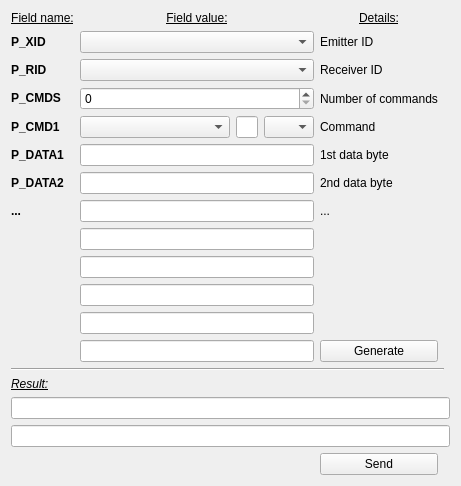
JFDuval/flexsea-plan, file ui/w_anycommand.ui: the form before one commit.
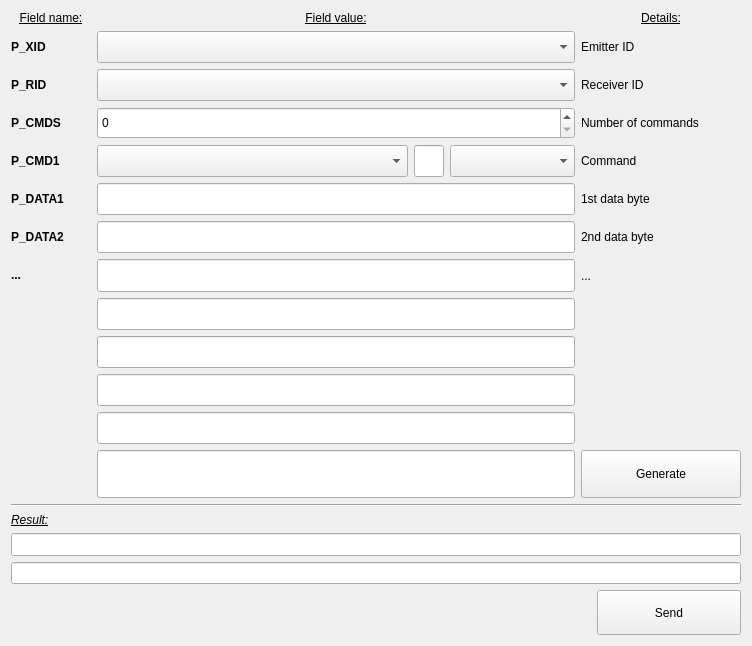
The form after the commit.

Commit message: UX fat fingers anycommand

```diff
--- a/ui/w_anycommand.ui
+++ b/ui/w_anycommand.ui
@@ -6,23 +6,40 @@
    <rect>
     <x>0</x>
     <y>0</y>
-    <width>461</width>
-    <height>466</height>
+    <width>752</width>
+    <height>646</height>
    </rect>
   </property>
   <property name="windowTitle">
    <string>Form</string>
   </property>
-  <layout class="QGridLayout" name="gridLayout">
-   <item row="15" column="4">
-    <widget class="QPushButton" name="pushButtonGenerate">
-     <property name="text">
-      <string>Generate</string>
-     </property>
-    </widget>
-   </item>
-   <item row="3" column="1" colspan="3">
-    <widget class="QSpinBox" name="spinBoxCMDS">
+  <layout class="QVBoxLayout" name="verticalLayout" stretch="4,0,1">
+   <item>
+    <layout class="QGridLayout" name="gridLayout_2" rowstretch="0,2,2,2,2,2,2,2,2,2,2,2,3" columnstretch="1,6,2">
+     <item row="6" column="1">
+      <widget class="QLineEdit" name="lineEditPData2">
+       <property name="sizePolicy">
+        <sizepolicy hsizetype="Preferred" vsizetype="Preferred">
+         <horstretch>0</horstretch>
+         <verstretch>0</verstretch>
+        </sizepolicy>
+       </property>
+       <property name="minimumSize">
+        <size>
+         <width>80</width>
+         <height>0</height>
+        </size>
+       </property>
+      </widget>
+     </item>
+     <item row="11" column="1">
+      <widget class="QLineEdit" name="lineEditPData7">
+       <property name="sizePolicy">
+        <sizepolicy hsizetype="Preferred" vsizetype="Preferred">
+         <horstretch>0</horstretch>
+         <verstretch>0</verstretch>
+        </sizepolicy>
+       </property>
      <property name="minimumSize">
       <size>
        <width>80</width>
@@ -31,8 +48,14 @@
      </property>
     </widget>
    </item>
-   <item row="2" column="1" colspan="3">
+     <item row="2" column="1">
     <widget class="QComboBox" name="comboBoxSlaveR">
+       <property name="sizePolicy">
+        <sizepolicy hsizetype="Preferred" vsizetype="Preferred">
+         <horstretch>0</horstretch>
+         <verstretch>0</verstretch>
+        </sizepolicy>
+       </property>
      <property name="minimumSize">
       <size>
        <width>80</width>
@@ -44,55 +67,14 @@
      </property>
     </widget>
    </item>
-   <item row="22" column="4">
-    <spacer name="verticalSpacer">
-     <property name="orientation">
-      <enum>Qt::Vertical</enum>
-     </property>
-     <property name="sizeHint" stdset="0">
-      <size>
-       <width>5</width>
-       <height>5</height>
-      </size>
-     </property>
-    </spacer>
-   </item>
-   <item row="18" column="0">
-    <widget class="QLabel" name="label_25">
-     <property name="text">
-      <string>&lt;html&gt;&lt;head/&gt;&lt;body&gt;&lt;p&gt;&lt;span style=&quot; font-style:italic; text-decoration: underline;&quot;&gt;Result:&lt;/span&gt;&lt;/p&gt;&lt;/body&gt;&lt;/html&gt;</string>
-     </property>
-    </widget>
-   </item>
-   <item row="19" column="0" colspan="7">
-    <widget class="QLineEdit" name="lineEditResult1"/>
-   </item>
-   <item row="16" column="0" colspan="6">
-    <widget class="Line" name="line">
-     <property name="orientation">
-      <enum>Qt::Horizontal</enum>
-     </property>
-    </widget>
-   </item>
-   <item row="21" column="4">
-    <widget class="QPushButton" name="pushButtonSend">
-     <property name="text">
-      <string>Send</string>
-     </property>
-    </widget>
-   </item>
-   <item row="10" column="1" colspan="3">
-    <widget class="QLineEdit" name="lineEditPData3">
-     <property name="minimumSize">
-      <size>
-       <width>80</width>
-       <height>0</height>
-      </size>
-     </property>
-    </widget>
-   </item>
-   <item row="13" column="1" colspan="3">
+     <item row="10" column="1">
     <widget class="QLineEdit" name="lineEditPData6">
+       <property name="sizePolicy">
+        <sizepolicy hsizetype="Preferred" vsizetype="Preferred">
+         <horstretch>0</horstretch>
+         <verstretch>0</verstretch>
+        </sizepolicy>
+       </property>
      <property name="minimumSize">
       <size>
        <width>80</width>
@@ -101,8 +83,14 @@
      </property>
     </widget>
    </item>
-   <item row="11" column="1" colspan="3">
-    <widget class="QLineEdit" name="lineEditPData4">
+     <item row="9" column="1">
+      <widget class="QLineEdit" name="lineEditPData5">
+       <property name="sizePolicy">
+        <sizepolicy hsizetype="Preferred" vsizetype="Preferred">
+         <horstretch>0</horstretch>
+         <verstretch>0</verstretch>
+        </sizepolicy>
+       </property>
      <property name="minimumSize">
       <size>
        <width>80</width>
@@ -111,125 +99,55 @@
      </property>
     </widget>
    </item>
-   <item row="10" column="0">
-    <widget class="QLabel" name="label_15">
-     <property name="text">
-      <string>&lt;html&gt;&lt;head/&gt;&lt;body&gt;&lt;p&gt;&lt;span style=&quot; font-weight:600;&quot;&gt;...&lt;/span&gt;&lt;/p&gt;&lt;/body&gt;&lt;/html&gt;</string>
-     </property>
-    </widget>
-   </item>
-   <item row="9" column="0">
-    <widget class="QLabel" name="label_14">
-     <property name="text">
-      <string>&lt;html&gt;&lt;head/&gt;&lt;body&gt;&lt;p&gt;&lt;span style=&quot; font-weight:600;&quot;&gt;P_DATA2&lt;/span&gt;&lt;/p&gt;&lt;/body&gt;&lt;/html&gt;</string>
+     <item row="1" column="1">
+      <widget class="QComboBox" name="comboBoxSlaveX">
+       <property name="sizePolicy">
+        <sizepolicy hsizetype="Preferred" vsizetype="Preferred">
+         <horstretch>0</horstretch>
+         <verstretch>0</verstretch>
+        </sizepolicy>
+       </property>
+       <property name="minimumSize">
+        <size>
+         <width>80</width>
+         <height>0</height>
+        </size>
+       </property>
+       <property name="currentText">
+        <string/>
      </property>
     </widget>
    </item>
    <item row="0" column="0">
     <widget class="QLabel" name="label_16">
+       <property name="sizePolicy">
+        <sizepolicy hsizetype="Preferred" vsizetype="Preferred">
+         <horstretch>0</horstretch>
+         <verstretch>0</verstretch>
+        </sizepolicy>
+       </property>
      <property name="text">
       <string>&lt;html&gt;&lt;head/&gt;&lt;body&gt;&lt;p align=&quot;center&quot;&gt;&lt;span style=&quot; text-decoration: underline;&quot;&gt;Field name:&lt;/span&gt;&lt;/p&gt;&lt;/body&gt;&lt;/html&gt;</string>
      </property>
     </widget>
    </item>
-   <item row="0" column="1" colspan="3">
-    <widget class="QLabel" name="label_17">
-     <property name="text">
-      <string>&lt;html&gt;&lt;head/&gt;&lt;body&gt;&lt;p align=&quot;center&quot;&gt;&lt;span style=&quot; text-decoration: underline;&quot;&gt;Field value:&lt;/span&gt;&lt;/p&gt;&lt;/body&gt;&lt;/html&gt;</string>
-     </property>
-    </widget>
-   </item>
-   <item row="0" column="4">
+     <item row="0" column="2">
     <widget class="QLabel" name="label_18">
+       <property name="sizePolicy">
+        <sizepolicy hsizetype="Preferred" vsizetype="Preferred">
+         <horstretch>0</horstretch>
+         <verstretch>0</verstretch>
+        </sizepolicy>
+       </property>
      <property name="text">
       <string>&lt;html&gt;&lt;head/&gt;&lt;body&gt;&lt;p align=&quot;center&quot;&gt;&lt;span style=&quot; text-decoration: underline;&quot;&gt;Details:&lt;/span&gt;&lt;/p&gt;&lt;/body&gt;&lt;/html&gt;</string>
      </property>
     </widget>
    </item>
-   <item row="6" column="0">
-    <widget class="QLabel" name="label_8">
-     <property name="sizePolicy">
-      <sizepolicy hsizetype="Preferred" vsizetype="Minimum">
-       <horstretch>0</horstretch>
-       <verstretch>0</verstretch>
-      </sizepolicy>
-     </property>
-     <property name="minimumSize">
-      <size>
-       <width>0</width>
-       <height>15</height>
-      </size>
-     </property>
-     <property name="text">
-      <string>&lt;html&gt;&lt;head/&gt;&lt;body&gt;&lt;p&gt;&lt;span style=&quot; font-weight:600;&quot;&gt;P_CMD1&lt;/span&gt;&lt;/p&gt;&lt;/body&gt;&lt;/html&gt;</string>
-     </property>
-    </widget>
-   </item>
-   <item row="2" column="0">
-    <widget class="QLabel" name="label_6">
-     <property name="sizePolicy">
-      <sizepolicy hsizetype="Preferred" vsizetype="Minimum">
-       <horstretch>0</horstretch>
-       <verstretch>0</verstretch>
-      </sizepolicy>
-     </property>
-     <property name="minimumSize">
-      <size>
-       <width>0</width>
-       <height>15</height>
-      </size>
-     </property>
-     <property name="text">
-      <string>&lt;html&gt;&lt;head/&gt;&lt;body&gt;&lt;p&gt;&lt;span style=&quot; font-weight:600;&quot;&gt;P_RID&lt;/span&gt;&lt;/p&gt;&lt;/body&gt;&lt;/html&gt;</string>
-     </property>
-    </widget>
-   </item>
-   <item row="15" column="1" colspan="3">
-    <widget class="QLineEdit" name="lineEditPData8">
-     <property name="minimumSize">
-      <size>
-       <width>80</width>
-       <height>0</height>
-      </size>
-     </property>
-    </widget>
-   </item>
-   <item row="3" column="0">
-    <widget class="QLabel" name="label_7">
-     <property name="sizePolicy">
-      <sizepolicy hsizetype="Preferred" vsizetype="Minimum">
-       <horstretch>0</horstretch>
-       <verstretch>0</verstretch>
-      </sizepolicy>
-     </property>
-     <property name="minimumSize">
-      <size>
-       <width>0</width>
-       <height>15</height>
-      </size>
-     </property>
-     <property name="text">
-      <string>&lt;html&gt;&lt;head/&gt;&lt;body&gt;&lt;p&gt;&lt;span style=&quot; font-weight:600;&quot;&gt;P_CMDS&lt;/span&gt;&lt;/p&gt;&lt;/body&gt;&lt;/html&gt;</string>
-     </property>
-    </widget>
-   </item>
-   <item row="1" column="1" colspan="3">
-    <widget class="QComboBox" name="comboBoxSlaveX">
-     <property name="minimumSize">
-      <size>
-       <width>80</width>
-       <height>0</height>
-      </size>
-     </property>
-     <property name="currentText">
-      <string/>
-     </property>
-    </widget>
-   </item>
    <item row="1" column="0">
     <widget class="QLabel" name="label_5">
      <property name="sizePolicy">
-      <sizepolicy hsizetype="Preferred" vsizetype="Minimum">
+        <sizepolicy hsizetype="Preferred" vsizetype="Preferred">
        <horstretch>0</horstretch>
        <verstretch>0</verstretch>
       </sizepolicy>
@@ -245,96 +163,10 @@
      </property>
     </widget>
    </item>
-   <item row="8" column="1" colspan="3">
-    <widget class="QLineEdit" name="lineEditPData1">
-     <property name="minimumSize">
-      <size>
-       <width>80</width>
-       <height>0</height>
-      </size>
-     </property>
-    </widget>
-   </item>
-   <item row="10" column="4">
-    <widget class="QLabel" name="label_23">
-     <property name="text">
-      <string>...</string>
-     </property>
-    </widget>
-   </item>
-   <item row="8" column="4">
-    <widget class="QLabel" name="label_21">
-     <property name="text">
-      <string>1st data byte</string>
-     </property>
-    </widget>
-   </item>
-   <item row="9" column="4">
-    <widget class="QLabel" name="label_22">
-     <property name="text">
-      <string>2nd data byte</string>
-     </property>
-    </widget>
-   </item>
-   <item row="9" column="1" colspan="3">
-    <widget class="QLineEdit" name="lineEditPData2">
-     <property name="minimumSize">
-      <size>
-       <width>80</width>
-       <height>0</height>
-      </size>
-     </property>
-    </widget>
-   </item>
-   <item row="12" column="1" colspan="3">
-    <widget class="QLineEdit" name="lineEditPData5">
-     <property name="minimumSize">
-      <size>
-       <width>80</width>
-       <height>0</height>
-      </size>
-     </property>
-    </widget>
-   </item>
-   <item row="18" column="5">
-    <spacer name="horizontalSpacer">
-     <property name="orientation">
-      <enum>Qt::Horizontal</enum>
-     </property>
-     <property name="sizeHint" stdset="0">
-      <size>
-       <width>5</width>
-       <height>5</height>
-      </size>
-     </property>
-    </spacer>
-   </item>
-   <item row="20" column="0" colspan="7">
-    <widget class="QLineEdit" name="lineEditResult2"/>
-   </item>
-   <item row="2" column="4">
-    <widget class="QLabel" name="label_4">
-     <property name="sizePolicy">
-      <sizepolicy hsizetype="Preferred" vsizetype="Minimum">
-       <horstretch>0</horstretch>
-       <verstretch>0</verstretch>
-      </sizepolicy>
-     </property>
-     <property name="minimumSize">
-      <size>
-       <width>0</width>
-       <height>15</height>
-      </size>
-     </property>
-     <property name="text">
-      <string>&lt;html&gt;&lt;head/&gt;&lt;body&gt;&lt;p&gt;Receiver ID&lt;/p&gt;&lt;/body&gt;&lt;/html&gt;</string>
-     </property>
-    </widget>
-   </item>
-   <item row="1" column="4">
+     <item row="1" column="2">
     <widget class="QLabel" name="label_2">
      <property name="sizePolicy">
-      <sizepolicy hsizetype="Preferred" vsizetype="Minimum">
+        <sizepolicy hsizetype="Preferred" vsizetype="Preferred">
        <horstretch>0</horstretch>
        <verstretch>0</verstretch>
       </sizepolicy>
@@ -350,69 +182,219 @@
      </property>
     </widget>
    </item>
-   <item row="6" column="4">
+     <item row="2" column="2">
+      <widget class="QLabel" name="label_4">
+       <property name="sizePolicy">
+        <sizepolicy hsizetype="Preferred" vsizetype="Preferred">
+         <horstretch>0</horstretch>
+         <verstretch>0</verstretch>
+        </sizepolicy>
+       </property>
+       <property name="minimumSize">
+        <size>
+         <width>0</width>
+         <height>15</height>
+        </size>
+       </property>
+       <property name="text">
+        <string>&lt;html&gt;&lt;head/&gt;&lt;body&gt;&lt;p&gt;Receiver ID&lt;/p&gt;&lt;/body&gt;&lt;/html&gt;</string>
+       </property>
+      </widget>
+     </item>
+     <item row="6" column="2">
+      <widget class="QLabel" name="label_22">
+       <property name="sizePolicy">
+        <sizepolicy hsizetype="Preferred" vsizetype="Preferred">
+         <horstretch>0</horstretch>
+         <verstretch>0</verstretch>
+        </sizepolicy>
+       </property>
+       <property name="text">
+        <string>2nd data byte</string>
+       </property>
+      </widget>
+     </item>
+     <item row="5" column="2">
+      <widget class="QLabel" name="label_21">
+       <property name="sizePolicy">
+        <sizepolicy hsizetype="Preferred" vsizetype="Preferred">
+         <horstretch>0</horstretch>
+         <verstretch>0</verstretch>
+        </sizepolicy>
+       </property>
+       <property name="text">
+        <string>1st data byte</string>
+       </property>
+      </widget>
+     </item>
+     <item row="12" column="2">
+      <widget class="QPushButton" name="pushButtonGenerate">
+       <property name="sizePolicy">
+        <sizepolicy hsizetype="Preferred" vsizetype="Preferred">
+         <horstretch>0</horstretch>
+         <verstretch>0</verstretch>
+        </sizepolicy>
+       </property>
+       <property name="text">
+        <string>Generate</string>
+       </property>
+      </widget>
+     </item>
+     <item row="7" column="2">
+      <widget class="QLabel" name="label_23">
+       <property name="sizePolicy">
+        <sizepolicy hsizetype="Preferred" vsizetype="Preferred">
+         <horstretch>0</horstretch>
+         <verstretch>0</verstretch>
+        </sizepolicy>
+       </property>
+       <property name="text">
+        <string>...</string>
+       </property>
+      </widget>
+     </item>
+     <item row="8" column="1">
+      <widget class="QLineEdit" name="lineEditPData4">
+       <property name="sizePolicy">
+        <sizepolicy hsizetype="Preferred" vsizetype="Preferred">
+         <horstretch>0</horstretch>
+         <verstretch>0</verstretch>
+        </sizepolicy>
+       </property>
+       <property name="minimumSize">
+        <size>
+         <width>80</width>
+         <height>0</height>
+        </size>
+       </property>
+      </widget>
+     </item>
+     <item row="4" column="2">
     <widget class="QLabel" name="label_20">
+       <property name="sizePolicy">
+        <sizepolicy hsizetype="Preferred" vsizetype="Preferred">
+         <horstretch>0</horstretch>
+         <verstretch>0</verstretch>
+        </sizepolicy>
+       </property>
      <property name="text">
       <string>Command</string>
      </property>
     </widget>
    </item>
-   <item row="3" column="4">
+     <item row="3" column="2">
     <widget class="QLabel" name="label_13">
+       <property name="sizePolicy">
+        <sizepolicy hsizetype="Preferred" vsizetype="Preferred">
+         <horstretch>0</horstretch>
+         <verstretch>0</verstretch>
+        </sizepolicy>
+       </property>
      <property name="text">
       <string>Number of commands</string>
      </property>
     </widget>
    </item>
-   <item row="6" column="3">
-    <widget class="QComboBox" name="comboBoxRW">
+     <item row="7" column="1">
+      <widget class="QLineEdit" name="lineEditPData3">
      <property name="sizePolicy">
-      <sizepolicy hsizetype="Minimum" vsizetype="Fixed">
+        <sizepolicy hsizetype="Preferred" vsizetype="Preferred">
        <horstretch>0</horstretch>
        <verstretch>0</verstretch>
       </sizepolicy>
      </property>
      <property name="minimumSize">
       <size>
-       <width>50</width>
+         <width>80</width>
        <height>0</height>
       </size>
      </property>
-     <property name="baseSize">
+      </widget>
+     </item>
+     <item row="5" column="1">
+      <widget class="QLineEdit" name="lineEditPData1">
+       <property name="sizePolicy">
+        <sizepolicy hsizetype="Preferred" vsizetype="Preferred">
+         <horstretch>0</horstretch>
+         <verstretch>0</verstretch>
+        </sizepolicy>
+       </property>
+       <property name="minimumSize">
       <size>
-       <width>50</width>
+         <width>80</width>
        <height>0</height>
       </size>
      </property>
     </widget>
    </item>
-   <item row="6" column="1">
-    <widget class="QComboBox" name="comboBoxCmd">
+     <item row="6" column="0">
+      <widget class="QLabel" name="label_14">
+       <property name="sizePolicy">
+        <sizepolicy hsizetype="Preferred" vsizetype="Preferred">
+         <horstretch>0</horstretch>
+         <verstretch>0</verstretch>
+        </sizepolicy>
+       </property>
+       <property name="text">
+        <string>&lt;html&gt;&lt;head/&gt;&lt;body&gt;&lt;p&gt;&lt;span style=&quot; font-weight:600;&quot;&gt;P_DATA2&lt;/span&gt;&lt;/p&gt;&lt;/body&gt;&lt;/html&gt;</string>
+       </property>
+      </widget>
+     </item>
+     <item row="3" column="0">
+      <widget class="QLabel" name="label_7">
+       <property name="sizePolicy">
+        <sizepolicy hsizetype="Preferred" vsizetype="Preferred">
+         <horstretch>0</horstretch>
+         <verstretch>0</verstretch>
+        </sizepolicy>
+       </property>
      <property name="minimumSize">
       <size>
-       <width>150</width>
-       <height>0</height>
-      </size>
-     </property>
-     <property name="currentText">
-      <string/>
+         <width>0</width>
+         <height>15</height>
+        </size>
+       </property>
+       <property name="text">
+        <string>&lt;html&gt;&lt;head/&gt;&lt;body&gt;&lt;p&gt;&lt;span style=&quot; font-weight:600;&quot;&gt;P_CMDS&lt;/span&gt;&lt;/p&gt;&lt;/body&gt;&lt;/html&gt;</string>
      </property>
     </widget>
    </item>
-   <item row="14" column="1" colspan="3">
-    <widget class="QLineEdit" name="lineEditPData7">
+     <item row="4" column="0">
+      <widget class="QLabel" name="label_8">
+       <property name="sizePolicy">
+        <sizepolicy hsizetype="Preferred" vsizetype="Preferred">
+         <horstretch>0</horstretch>
+         <verstretch>0</verstretch>
+        </sizepolicy>
+       </property>
      <property name="minimumSize">
       <size>
-       <width>80</width>
-       <height>0</height>
-      </size>
-     </property>
-    </widget>
-   </item>
-   <item row="8" column="0">
+         <width>0</width>
+         <height>15</height>
+        </size>
+       </property>
+       <property name="text">
+        <string>&lt;html&gt;&lt;head/&gt;&lt;body&gt;&lt;p&gt;&lt;span style=&quot; font-weight:600;&quot;&gt;P_CMD1&lt;/span&gt;&lt;/p&gt;&lt;/body&gt;&lt;/html&gt;</string>
+       </property>
+      </widget>
+     </item>
+     <item row="7" column="0">
+      <widget class="QLabel" name="label_15">
+       <property name="sizePolicy">
+        <sizepolicy hsizetype="Preferred" vsizetype="Preferred">
+         <horstretch>0</horstretch>
+         <verstretch>0</verstretch>
+        </sizepolicy>
+       </property>
+       <property name="text">
+        <string>&lt;html&gt;&lt;head/&gt;&lt;body&gt;&lt;p&gt;&lt;span style=&quot; font-weight:600;&quot;&gt;...&lt;/span&gt;&lt;/p&gt;&lt;/body&gt;&lt;/html&gt;</string>
+       </property>
+      </widget>
+     </item>
+     <item row="5" column="0">
     <widget class="QLabel" name="label_9">
      <property name="sizePolicy">
-      <sizepolicy hsizetype="Preferred" vsizetype="Minimum">
+        <sizepolicy hsizetype="Preferred" vsizetype="Preferred">
        <horstretch>0</horstretch>
        <verstretch>0</verstretch>
       </sizepolicy>
@@ -428,8 +410,83 @@
      </property>
     </widget>
    </item>
-   <item row="6" column="2">
+     <item row="3" column="1">
+      <widget class="QSpinBox" name="spinBoxCMDS">
+       <property name="sizePolicy">
+        <sizepolicy hsizetype="Preferred" vsizetype="Preferred">
+         <horstretch>0</horstretch>
+         <verstretch>0</verstretch>
+        </sizepolicy>
+       </property>
+       <property name="minimumSize">
+        <size>
+         <width>80</width>
+         <height>0</height>
+        </size>
+       </property>
+      </widget>
+     </item>
+     <item row="2" column="0">
+      <widget class="QLabel" name="label_6">
+       <property name="sizePolicy">
+        <sizepolicy hsizetype="Preferred" vsizetype="Preferred">
+         <horstretch>0</horstretch>
+         <verstretch>0</verstretch>
+        </sizepolicy>
+       </property>
+       <property name="minimumSize">
+        <size>
+         <width>0</width>
+         <height>15</height>
+        </size>
+       </property>
+       <property name="text">
+        <string>&lt;html&gt;&lt;head/&gt;&lt;body&gt;&lt;p&gt;&lt;span style=&quot; font-weight:600;&quot;&gt;P_RID&lt;/span&gt;&lt;/p&gt;&lt;/body&gt;&lt;/html&gt;</string>
+       </property>
+      </widget>
+     </item>
+     <item row="0" column="1">
+      <widget class="QLabel" name="label_17">
+       <property name="sizePolicy">
+        <sizepolicy hsizetype="Preferred" vsizetype="Preferred">
+         <horstretch>0</horstretch>
+         <verstretch>0</verstretch>
+        </sizepolicy>
+       </property>
+       <property name="text">
+        <string>&lt;html&gt;&lt;head/&gt;&lt;body&gt;&lt;p align=&quot;center&quot;&gt;&lt;span style=&quot; text-decoration: underline;&quot;&gt;Field value:&lt;/span&gt;&lt;/p&gt;&lt;/body&gt;&lt;/html&gt;</string>
+       </property>
+      </widget>
+     </item>
+     <item row="4" column="1">
+      <layout class="QHBoxLayout" name="horizontalLayout" stretch="5,1,2">
+       <item>
+        <widget class="QComboBox" name="comboBoxCmd">
+         <property name="sizePolicy">
+          <sizepolicy hsizetype="Preferred" vsizetype="Preferred">
+           <horstretch>0</horstretch>
+           <verstretch>0</verstretch>
+          </sizepolicy>
+         </property>
+         <property name="minimumSize">
+          <size>
+           <width>150</width>
+           <height>0</height>
+          </size>
+         </property>
+         <property name="currentText">
+          <string/>
+         </property>
+        </widget>
+       </item>
+       <item>
     <widget class="QLineEdit" name="lineEditCode">
+         <property name="sizePolicy">
+          <sizepolicy hsizetype="Preferred" vsizetype="Preferred">
+           <horstretch>0</horstretch>
+           <verstretch>0</verstretch>
+          </sizepolicy>
+         </property>
      <property name="maximumSize">
       <size>
        <width>30</width>
@@ -438,6 +495,111 @@
      </property>
     </widget>
    </item>
+       <item>
+        <widget class="QComboBox" name="comboBoxRW">
+         <property name="sizePolicy">
+          <sizepolicy hsizetype="Preferred" vsizetype="Preferred">
+           <horstretch>0</horstretch>
+           <verstretch>0</verstretch>
+          </sizepolicy>
+         </property>
+         <property name="minimumSize">
+          <size>
+           <width>50</width>
+           <height>0</height>
+          </size>
+         </property>
+         <property name="baseSize">
+          <size>
+           <width>50</width>
+           <height>0</height>
+          </size>
+         </property>
+        </widget>
+       </item>
+      </layout>
+     </item>
+     <item row="12" column="1">
+      <widget class="QLineEdit" name="lineEditPData8">
+       <property name="sizePolicy">
+        <sizepolicy hsizetype="Preferred" vsizetype="Preferred">
+         <horstretch>0</horstretch>
+         <verstretch>0</verstretch>
+        </sizepolicy>
+       </property>
+       <property name="minimumSize">
+        <size>
+         <width>80</width>
+         <height>0</height>
+        </size>
+       </property>
+      </widget>
+     </item>
+    </layout>
+   </item>
+   <item>
+    <widget class="Line" name="line">
+     <property name="orientation">
+      <enum>Qt::Horizontal</enum>
+     </property>
+    </widget>
+   </item>
+   <item>
+    <layout class="QGridLayout" name="gridLayout" rowstretch="0,1,1,2" columnstretch="1,3,1">
+     <item row="3" column="2">
+      <widget class="QPushButton" name="pushButtonSend">
+       <property name="sizePolicy">
+        <sizepolicy hsizetype="Preferred" vsizetype="Preferred">
+         <horstretch>0</horstretch>
+         <verstretch>0</verstretch>
+        </sizepolicy>
+       </property>
+       <property name="minimumSize">
+        <size>
+         <width>103</width>
+         <height>0</height>
+        </size>
+       </property>
+       <property name="text">
+        <string>Send</string>
+       </property>
+      </widget>
+     </item>
+     <item row="0" column="0">
+      <widget class="QLabel" name="label_25">
+       <property name="sizePolicy">
+        <sizepolicy hsizetype="Preferred" vsizetype="Preferred">
+         <horstretch>0</horstretch>
+         <verstretch>0</verstretch>
+        </sizepolicy>
+       </property>
+       <property name="text">
+        <string>&lt;html&gt;&lt;head/&gt;&lt;body&gt;&lt;p&gt;&lt;span style=&quot; font-style:italic; text-decoration: underline;&quot;&gt;Result:&lt;/span&gt;&lt;/p&gt;&lt;/body&gt;&lt;/html&gt;</string>
+       </property>
+      </widget>
+     </item>
+     <item row="1" column="0" colspan="3">
+      <widget class="QLineEdit" name="lineEditResult1">
+       <property name="sizePolicy">
+        <sizepolicy hsizetype="Preferred" vsizetype="Preferred">
+         <horstretch>0</horstretch>
+         <verstretch>0</verstretch>
+        </sizepolicy>
+       </property>
+      </widget>
+     </item>
+     <item row="2" column="0" colspan="3">
+      <widget class="QLineEdit" name="lineEditResult2">
+       <property name="sizePolicy">
+        <sizepolicy hsizetype="Preferred" vsizetype="Preferred">
+         <horstretch>0</horstretch>
+         <verstretch>0</verstretch>
+        </sizepolicy>
+       </property>
+      </widget>
+     </item>
+    </layout>
+   </item>
   </layout>
  </widget>
  <tabstops>
```
Left out of the diff: 4 changed lines with no effect on the pictures. Lines whose indentation alone changed are shown as unchanged.
